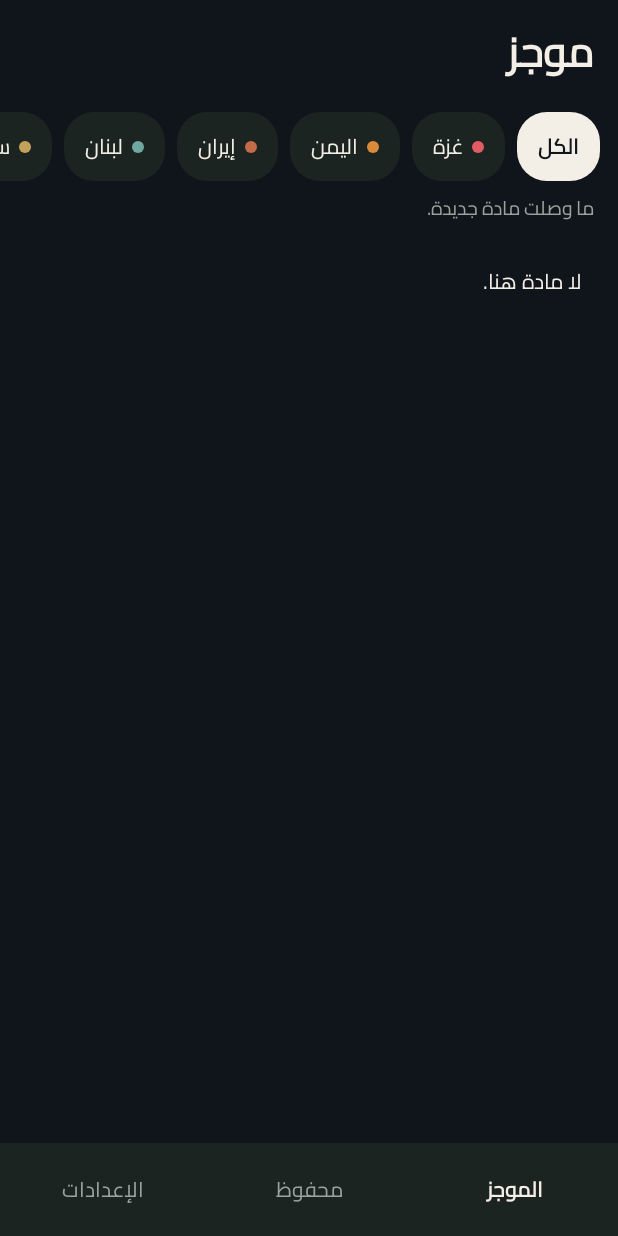
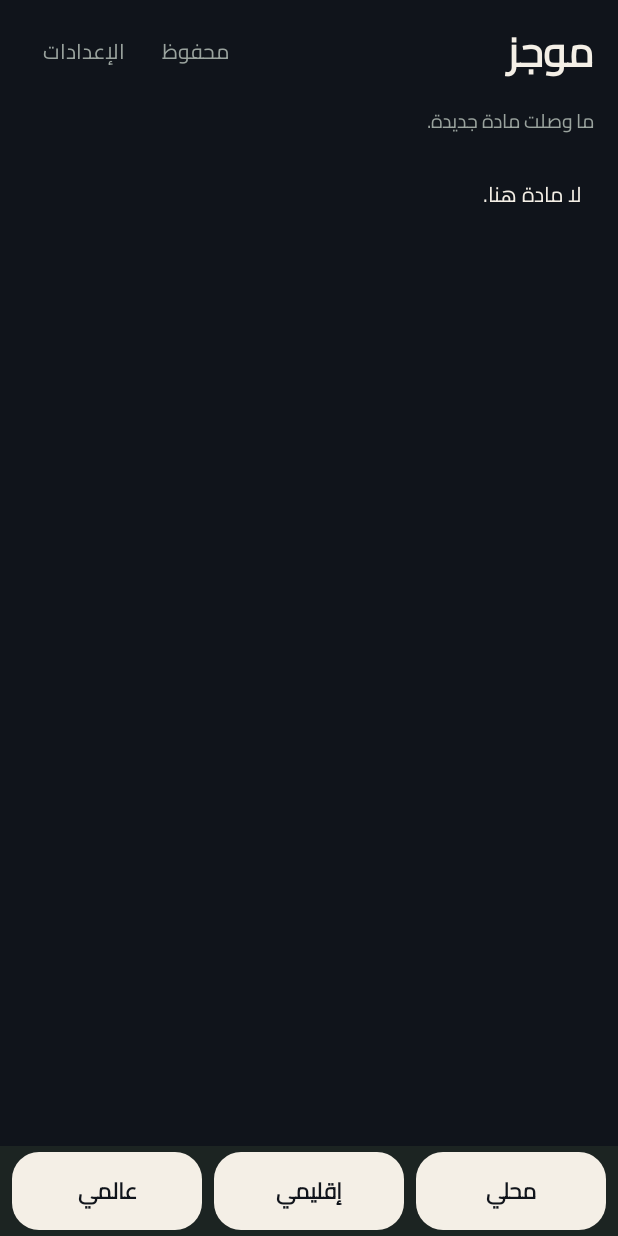
Before and after one commit to aalbahrii999/mawjiz-apk, an Android app built with Jetpack Compose: the screen it shows after launch (MainActivity), on a phone screen of 412 x 824 dp. Run offline under Robolectric (Android 15) with nearby library versions, the light colour scheme and no system bars.

Commit message:
موجز 5.3.0 محلي وإقليمي وعالمي وشريط فوق أزرار النظام

```diff
--- a/app/build.gradle.kts
+++ b/app/build.gradle.kts
@@ -11,8 +11,8 @@ android {
         applicationId = "app.mawjiz"
         minSdk = 26
         targetSdk = 35
-        versionCode = 8
-        versionName = "5.2.0"
+        versionCode = 9
+        versionName = "5.3.0"
     }
     buildTypes {
         release {
--- a/app/src/main/java/app/mawjiz/News.kt
+++ b/app/src/main/java/app/mawjiz/News.kt
@@ -18,31 +18,32 @@ data class Story(
 
 object Catalog {
     val desks = listOf(
-        Desk("gaza", "غزة", 0xFFE15B64, listOf("غزه", "حماس")),
-        Desk("yemen", "اليمن", 0xFFD98A3A, listOf("يمن", "حوث", "صنعاء")),
-        Desk("iran", "إيران", 0xFFC46B4A, listOf("ايران", "هرمز", "طهران")),
-        Desk("lebanon", "لبنان", 0xFF6FA8A0, listOf("لبنان", "حزب الله")),
-        Desk("syria", "سوريا", 0xFFC4A15A, listOf("سوريا", "دمشق")),
-        Desk("iraq", "العراق", 0xFF8C7E6A, listOf("العراق", "بغداد")),
-        Desk("redsea", "البحر الأحمر", 0xFF3E8E9A, listOf("البحر الاحمر", "باب المندب", "المندب")),
-        Desk("saudi", "السعودية", 0xFF3E9A62, listOf("السعود", "ارامكو", "جده", "مكه", "المملكه")),
-        Desk("gulf", "الخليج", 0xFF4C8D7A, listOf("خليج", "الامارات", "قطر", "الكويت", "البحرين", "عمان")),
-        Desk("oil", "النفط", 0xFFC9842A, listOf("نفط", "اوبك", "برميل", "غاز")),
+        Desk("gaza", "غزة", 0xFFE15B64, listOf("غزة", "حماس", "خان يونس", "رفح", "جباليا", "الجهاد الإسلامي")),
+        Desk("yemen", "اليمن", 0xFFD98A3A, listOf("يمن", "حوث", "صنعاء", "أنصار الله", "مأرب", "الحديدة")),
+        Desk("iran", "إيران", 0xFFC46B4A, listOf("إيران", "هرمز", "طهران", "الحرس الثوري", "خامنئي", "نطنز", "فوردو")),
+        Desk("lebanon", "لبنان", 0xFF6FA8A0, listOf("لبنان", "حزب الله", "بيروت", "الضاحية")),
+        Desk("syria", "سوريا", 0xFFC4A15A, listOf("سوريا", "دمشق", "إدلب", "حلب")),
+        Desk("iraq", "العراق", 0xFF8C7E6A, listOf("العراق", "بغداد", "نينوى", "الموصل", "أربيل")),
+        Desk("redsea", "البحر الأحمر", 0xFF3E8E9A, listOf("البحر الأحمر", "باب المندب", "المندب")),
+        Desk("saudi", "السعودية", 0xFF3E9A62, listOf("السعود", "أرامكو", "جدة", "مكة", "المملكة", "صندوق الاستثمارات", "نيوم", "ولي العهد", "الحرمين")),
+        Desk("gulf", "الخليج", 0xFF4C8D7A, listOf("خليج", "الإمارات", "أبوظبي", "دبي", "قطر", "الدوحة", "الكويت", "البحرين", "عمان", "مسقط")),
+        Desk("oil", "النفط", 0xFFC9842A, listOf("نفط", "أوبك", "برميل", "غاز")),
         Desk("politics", "سياسة", 0xFF8E9AA8, emptyList()),
         Desk("economy", "اقتصاد", 0xFFB08A4A, emptyList()),
-        Desk("europe", "أوروبا", 0xFF6E8CC4, listOf("اوروبا", "اوروبي", "الاتحاد الاوروبي", "اوكرانيا", "فرنسا", "المانيا", "بريطانيا", "لندن", "باريس")),
-        Desk("america", "أمريكا", 0xFF5B7FD6, listOf("امريكا", "امريكي", "الولايات المتحده", "واشنطن")),
-        Desk("china", "الصين", 0xFFC45B5B, listOf("الصين", "صيني", "بكين")),
-        Desk("russia", "روسيا", 0xFF8A6BB5, listOf("روسيا", "روسي", "موسكو", "بوتين")),
+        Desk("europe", "أوروبا", 0xFF6E8CC4, listOf("أوروبا", "أوروبي", "الاتحاد الأوروبي", "أوكرانيا", "زيلينسكي", "كييف", "فرنسا", "ماكرون", "ألمانيا", "بريطانيا", "لندن", "باريس", "الناتو")),
+        Desk("america", "أمريكا", 0xFF5B7FD6, listOf("أمريكا", "أمريكي", "الولايات المتحدة", "واشنطن", "البيت الأبيض", "البنتاغون", "الكونغرس", "ترامب")),
+        Desk("china", "الصين", 0xFFC45B5B, listOf("الصين", "صيني", "بكين", "تايوان")),
+        Desk("russia", "روسيا", 0xFF8A6BB5, listOf("روسيا", "روسي", "موسكو", "بوتين", "الكرملين")),
         Desk("sports", "رياضة", 0xFF4F9D6E, emptyList()),
         Desk("tech", "تقنية", 0xFF5C8FBF, emptyList()),
         Desk("fun", "ترفيه", 0xFFB56B8A, emptyList()),
     )
     val groups = listOf(
-        DeskGroup("التصنيفات", listOf("gaza", "yemen", "iran", "lebanon", "syria", "iraq", "redsea", "saudi", "gulf", "oil", "politics", "economy")),
-        DeskGroup("أخبار عالمية", listOf("europe", "america", "china", "russia")),
-        DeskGroup("غيرها", listOf("sports", "tech", "fun")),
+        DeskGroup("محلي", listOf("saudi", "oil")),
+        DeskGroup("إقليمي", listOf("gaza", "yemen", "iran", "lebanon", "syria", "iraq", "redsea", "gulf")),
+        DeskGroup("عالمي", listOf("europe", "america", "china", "russia", "politics", "economy", "sports", "tech", "fun")),
     )
+    val scopes = listOf("local" to "محلي", "region" to "إقليمي", "world" to "عالمي")
     val queries = mapOf(
         "gaza" to "غزة", "yemen" to "اليمن الحوثي", "iran" to "إيران", "lebanon" to "لبنان",
         "syria" to "سوريا", "iraq" to "العراق", "redsea" to "البحر الأحمر", "saudi" to "السعودية",
@@ -255,6 +256,17 @@ fun isNewsworthy(input: String): Boolean {
     return words.size >= 6
 }
 
+fun scopeOf(id: String): String = when (id) {
+    "saudi", "oil" -> "local"
+    "europe", "america", "china", "russia", "politics", "economy", "sports", "tech", "fun" -> "world"
+    else -> "region"
+}
+
+fun storyInScope(story: Story, scopes: Set<String>): Boolean {
+    if (scopes.isEmpty()) return true
+    return story.desks.any { scopeOf(it) in scopes }
+}
+
 fun matchDesks(text: String, enabled: Map<String, Boolean>, outlet: String = ""): List<String> {
     val norm = normalize(stripMasthead(text, outlet))
     for ((id, words) in softTopics) {
@@ -265,7 +277,7 @@ fun matchDesks(text: String, enabled: Map<String, Boolean>, outlet: String = "")
     val hits = mutableListOf<Pair<Int, String>>()
     var blocked = false
     for (desk in Catalog.desks) {
-        val index = desk.words.map { norm.indexOf(it) }.filter { it >= 0 }.minOrNull() ?: continue
+        val index = desk.words.map { norm.indexOf(normalize(it)) }.filter { it >= 0 }.minOrNull() ?: continue
         if (enabled[desk.id] == true) hits += index to desk.id else blocked = true
     }
     if (riyadhIsCity(norm)) {
--- a/app/src/main/java/app/mawjiz/Ui.kt
+++ b/app/src/main/java/app/mawjiz/Ui.kt
@@ -16,6 +16,8 @@ import androidx.compose.foundation.layout.Column
 import androidx.compose.foundation.layout.PaddingValues
 import androidx.compose.foundation.layout.Row
 import androidx.compose.foundation.layout.Spacer
+import androidx.compose.foundation.layout.navigationBarsPadding
+import androidx.compose.foundation.layout.statusBarsPadding
 import androidx.compose.foundation.layout.fillMaxSize
 import androidx.compose.foundation.layout.fillMaxWidth
 import androidx.compose.foundation.layout.height
@@ -122,10 +124,8 @@ fun MawjizApp(model: MawjizModel = viewModel()) {
 private fun TimelineScreen(model: MawjizModel, colors: Paint, font: FontFamily, body: TextUnit, context: android.content.Context) {
     val now = System.currentTimeMillis()
     val visible = model.stories.filter { story ->
-        story.desks.any { model.enabled[it] == true } &&
-            (model.selected.isEmpty() || story.desks.any { it in model.selected })
+        story.desks.any { model.enabled[it] == true } && storyInScope(story, model.selected)
     }.sortedWith(compareByDescending<Story> { rankScore(it, now, model.taste) }.thenByDescending { it.at })
-    val chips = model.order.mapNotNull { id -> Catalog.desk(id)?.takeIf { model.enabled[id] == true } }
     Column(Modifier.fillMaxSize()) {
             Row(
                 Modifier.fillMaxWidth().padding(horizontal = 16.dp, vertical = 8.dp),
@@ -133,8 +133,11 @@ private fun TimelineScreen(model: MawjizModel, colors: Paint, font: FontFamily,
                 verticalAlignment = Alignment.CenterVertically,
             ) {
                 Text("موجز", color = colors.ink, fontSize = 28.sp, fontWeight = FontWeight.Bold, fontFamily = font)
+                Row {
+                    TextButton(onClick = { model.showSaved() }) { Text("محفوظ", color = colors.muted, fontFamily = font) }
+                    TextButton(onClick = { model.openSettings() }) { Text("الإعدادات", color = colors.muted, fontFamily = font) }
+                }
             }
-            ChipRow(chips, model.selected, colors, font, model::toggleFilter, model::showAll, model::moveDesk)
             if (model.note.isNotBlank()) {
                 Text(model.note, color = colors.muted, fontSize = 13.sp, fontFamily = font, modifier = Modifier.padding(horizontal = 16.dp))
             }
@@ -491,10 +494,27 @@ private fun playRefresh(context: Context) {
 
 @Composable
 private fun BottomBar(model: MawjizModel, colors: Paint, font: FontFamily) {
-    Row(Modifier.fillMaxWidth().background(colors.sheet).padding(vertical = 8.dp)) {
-        BarItem("الموجز", model.tab == "feed", colors, font, Modifier.weight(1f)) { model.showFeed() }
-        BarItem("محفوظ", model.tab == "saved", colors, font, Modifier.weight(1f)) { model.showSaved() }
-        BarItem("الإعدادات", model.tab == "settings", colors, font, Modifier.weight(1f)) { model.openSettings() }
+    Row(
+        Modifier.fillMaxWidth().background(colors.sheet).navigationBarsPadding().padding(horizontal = 8.dp, vertical = 4.dp),
+        horizontalArrangement = Arrangement.spacedBy(8.dp),
+    ) {
+        Catalog.scopes.forEach { (id, label) ->
+            val on = model.selected.isEmpty() || id in model.selected
+            Text(
+                label,
+                color = if (on) colors.paper else colors.ink,
+                fontFamily = font,
+                fontWeight = FontWeight.Bold,
+                fontSize = 15.sp,
+                textAlign = androidx.compose.ui.text.style.TextAlign.Center,
+                modifier = Modifier
+                    .weight(1f)
+                    .clip(RoundedCornerShape(18.dp))
+                    .background(if (on) colors.ink else colors.paper)
+                    .clickable { model.toggleScope(id) }
+                    .padding(vertical = 12.dp),
+            )
+        }
     }
 }
 
@@ -533,7 +553,7 @@ private fun SavedScreen(model: MawjizModel, colors: Paint, font: FontFamily, bod
 private fun ReaderScreen(model: MawjizModel, colors: Paint, font: FontFamily, body: TextUnit, context: Context) {
     val story = model.reading ?: return
     val shown = model.readingMore.ifBlank { story.detail.ifBlank { story.text } }
-    Column(Modifier.fillMaxSize().background(colors.paper).verticalScroll(rememberScrollState()).padding(16.dp)) {
+    Column(Modifier.fillMaxSize().background(colors.paper).statusBarsPadding().navigationBarsPadding().verticalScroll(rememberScrollState()).padding(16.dp)) {
         TextButton(onClick = { model.closeStory() }) { Text("رجوع", color = colors.muted, fontFamily = font) }
         Row(verticalAlignment = Alignment.CenterVertically) {
             story.desks.take(2).forEach { id ->
--- a/app/src/main/res/values/themes.xml
+++ b/app/src/main/res/values/themes.xml
@@ -3,5 +3,7 @@
         <item name="android:statusBarColor">#10141B</item>
         <item name="android:navigationBarColor">#10141B</item>
         <item name="android:windowBackground">#10141B</item>
+        <item name="android:windowOptOutEdgeToEdgeEnforcement">true</item>
+        <item name="android:fitsSystemWindows">true</item>
     </style>
 </resources>
```
Also changed, not shown: app/src/main/java/app/mawjiz/MawjizModel.kt (+7 -5 lines), app/src/main/java/app/mawjiz/Net.kt (+18 -12 lines), 2 other files.
